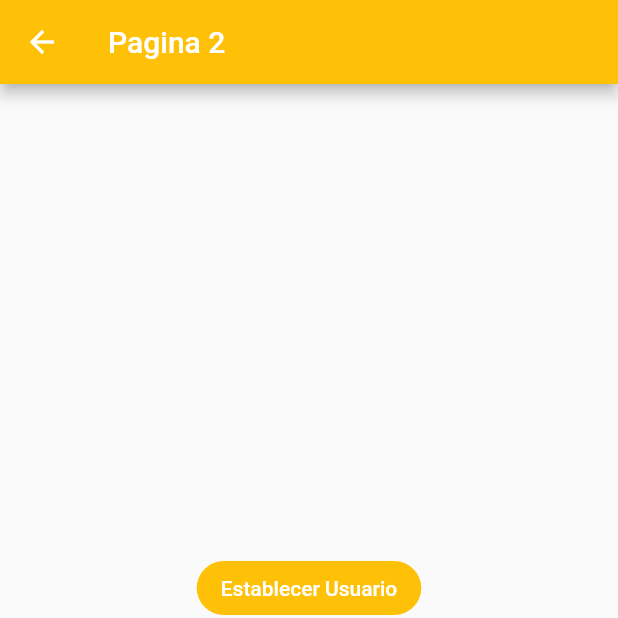
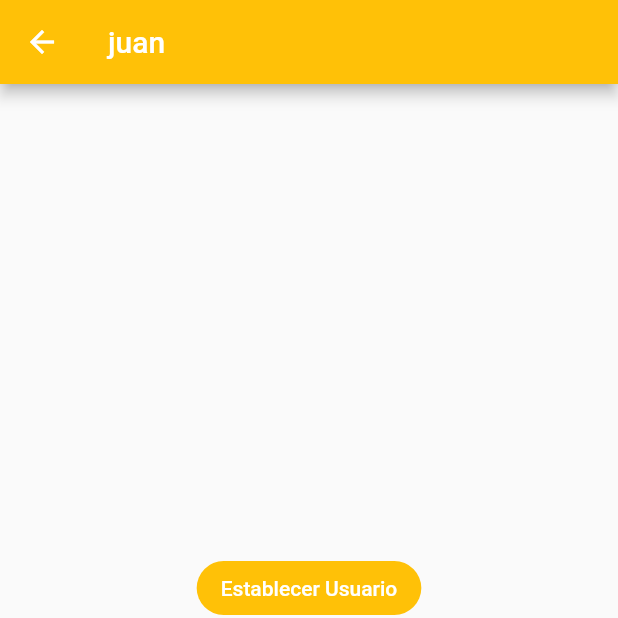
Before and after one commit to max005500/state_manager_flutter, a Flutter app: the Pagina2Page screen opened by its route, after a tap on "Establecer Usuario", on a phone screen of 412 x 824 dp, the top half of it. Run offline on Flutter 3.47's test engine with Material 2 defaults, Android fonts, the phone set to English and light mode, and no system bars; accounts and stored records are empty.

Commit message:
singleton complete

```diff
--- a/lib/models/usuarios.dart
+++ b/lib/models/usuarios.dart
@@ -1,11 +1,11 @@
-class Usuarios {
+class Usuario {
   String nombre;
-  int edad;
-  List<String> professiones;
+  int? edad;
+  List<String>? profesiones;
 
-  Usuarios({
-    required this.edad,
-    required this.professiones,
+  Usuario({
+    this.edad,
+    this.profesiones,
     required this.nombre,
   });
 }
--- a/lib/pages/pagina1_page.dart
+++ b/lib/pages/pagina1_page.dart
@@ -1,25 +1,37 @@
 import 'package:flutter/material.dart';
+import 'package:state_manager/models/usuarios.dart';
+import 'package:state_manager/services/usuario_service.dart';
 
 class Pagina1Page extends StatelessWidget {
   const Pagina1Page({super.key});
-
   @override
   Widget build(BuildContext context) {
+    Stream<Usuario?> user = usuarioServices.streamUser;
     return Scaffold(
       appBar: AppBar(
         title: const Text("Pagina 1"),
       ),
-      body: InformacionUsuario(),
+      body: StreamBuilder(
+        stream: user,
+        builder: (BuildContext context, AsyncSnapshot<Usuario?> snapshot) {
+          return snapshot.hasData
+              ? InformacionUsuario(usuario: snapshot.data)
+              : const Center(child: Text('no data'));
+        },
+      ),
       floatingActionButton: FloatingActionButton(
         child: const Icon(Icons.accessibility_new),
-        onPressed: () => Navigator.pushNamed(context, 'pagina2'),
+        onPressed: () =>
+            Navigator.pushNamed(context, 'pagina2', arguments: user),
       ),
     );
   }
 }
 
 class InformacionUsuario extends StatelessWidget {
-  const InformacionUsuario({
+  Usuario? usuario;
+  InformacionUsuario({
+    required this.usuario,
     super.key,
   });
 
@@ -31,41 +43,45 @@ class InformacionUsuario extends StatelessWidget {
       padding: const EdgeInsets.all(20),
       child: Column(
         crossAxisAlignment: CrossAxisAlignment.start,
-        children: const [
-          Text(
+        children: [
+          const Text(
             "General",
             style: TextStyle(
               fontSize: 18,
               fontWeight: FontWeight.bold,
             ),
           ),
-          Divider(),
+          const Divider(),
           ListTile(
             title: Text(
-              "nombre:",
+              "nombre: ${usuario?.nombre}",
             ),
           ),
+          // if (usuario.profesiones != null)
           ListTile(
             title: Text(
-              "edad:",
+              "edad: ${usuario?.edad}",
             ),
           ),
-          Text(
+          const Text(
             "Profesiones",
             style: TextStyle(
               fontSize: 18,
               fontWeight: FontWeight.bold,
             ),
           ),
-          Divider(),
-          ListTile(
-            title: Text(
-              "profesion 1:",
-            ),
-          ),
-          ListTile(
-            title: Text(
-              "profesion2:",
+          const Divider(),
+          Expanded(
+            child: ListView.separated(
+              separatorBuilder: (_, __) => const SizedBox(
+                height: 1,
+              ),
+              itemBuilder: (_, index) => ListTile(
+                title: Text(
+                  "profesion ${index + 1}: ${usuario?.profesiones?[index]}",
+                ),
+              ),
+              itemCount: usuario?.profesiones?.length ?? 0,
             ),
           ),
         ],
--- a/lib/pages/pagina2_page.dart
+++ b/lib/pages/pagina2_page.dart
@@ -1,4 +1,7 @@
 import 'package:flutter/material.dart';
+
+import 'package:state_manager/models/usuarios.dart';
+import 'package:state_manager/services/usuario_service.dart';
 
 class Pagina2Page extends StatelessWidget {
   const Pagina2Page({super.key});
@@ -8,15 +11,30 @@ class Pagina2Page extends StatelessWidget {
     return Scaffold(
       appBar: AppBar(
         backgroundColor: Colors.amber,
-        title: const Text("Pagina 2"),
+        title: const Stream(),
       ),
       body: Center(
         child: Column(
           mainAxisAlignment: MainAxisAlignment.center,
-          children: const [
-            CustomButtom(texto: 'Establecer Usuario'),
-            CustomButtom(texto: 'Cambiar Edad'),
-            CustomButtom(texto: 'Anadir Profesion'),
+          children: [
+            CustomButtom(
+              texto: 'Establecer Usuario',
+              press: () {
+                final newUser = Usuario(
+                  edad: 25,
+                  profesiones: ['electricista', 'gasfiter'],
+                  nombre: 'juan',
+                );
+                usuarioServices.cargarUsuario(newUser);
+              },
+            ),
+            CustomButtom(
+              texto: 'Cambiar Edad',
+              press: () {
+                usuarioServices.cambiarEdad(35);
+              },
+            ),
+            CustomButtom(texto: 'Anadir Profesion', press: () => null),
           ],
         ),
       ),
@@ -24,10 +42,31 @@ class Pagina2Page extends StatelessWidget {
   }
 }
 
+class Stream extends StatelessWidget {
+  const Stream({
+    super.key,
+  });
+
+  @override
+  Widget build(BuildContext context) {
+    return StreamBuilder(
+      stream: usuarioServices.streamUser,
+      builder: (context, AsyncSnapshot<Usuario?> snapshot) {
+        return usuarioServices.usuario != null
+            ? Text('${usuarioServices.usuario?.nombre}')
+            : const Text('Pagina 2');
+      },
+    );
+  }
+}
+
+// ignore: must_be_immutable
 class CustomButtom extends StatelessWidget {
   final String texto;
-  const CustomButtom({
+  void Function() press;
+  CustomButtom({
     required this.texto,
+    required this.press,
     super.key,
   });
 
@@ -39,7 +78,7 @@ class CustomButtom extends StatelessWidget {
       ),
       color: Colors.amber,
       elevation: 0,
-      onPressed: () => {},
+      onPressed: press,
       child: Text(
         texto,
         style: const TextStyle(
--- /dev/null
+++ b/lib/services/usuario_service.dart
@@ -0,0 +1,28 @@
+// ignore_for_file: unnecessary_new
+
+import 'dart:async';
+
+import 'package:state_manager/models/usuarios.dart';
+
+final usuarioServices = new _UsuariosService();
+
+class _UsuariosService {
+  final StreamController<Usuario?> _usuarioStreamController =
+      new StreamController<Usuario?>.broadcast();
+
+  Usuario? _usuario;
+
+  Usuario? get usuario => _usuario;
+
+  Stream<Usuario?> get streamUser => _usuarioStreamController.stream;
+
+  void cargarUsuario(Usuario user) {
+    _usuario = user;
+    _usuarioStreamController.add(_usuario);
+  }
+
+  void cambiarEdad(int edad) {
+    _usuario?.edad = edad;
+    _usuarioStreamController.add(_usuario);
+  }
+}
```
